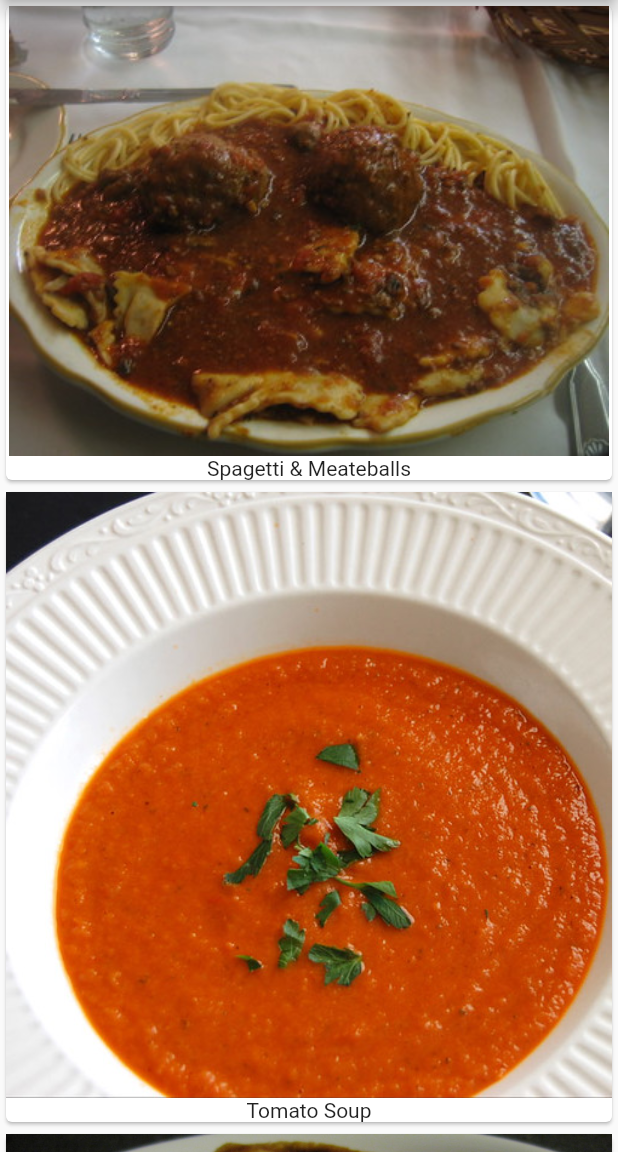
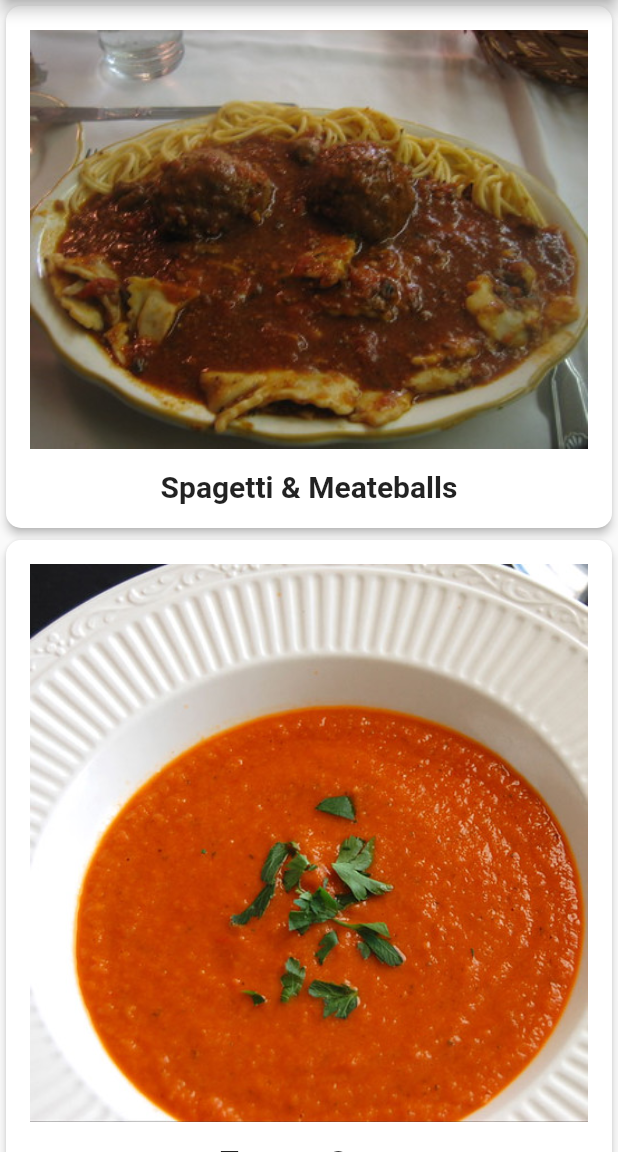
Before and after one commit to DevOpsThinh/recipes, a Flutter app: the screen it shows after launch, on a phone screen of 412 x 824 dp, the part 84-1236 px from its top. Run offline on Flutter 3.47's test engine with Material 2 defaults, Android fonts, the phone set to English and light mode, and no system bars.

Commit message:
Making it look nice

```diff
--- a/lib/main.dart
+++ b/lib/main.dart
@@ -74,15 +74,29 @@ class _MyHomePageState extends State<MyHomePage> {
           itemBuilder: (BuildContext context, int index) {
             Widget buildRecipeCard(Recipe recipe) {
               return Card(
-                child: Column(
-                  children: <Widget>[
-                    Image(image: AssetImage(recipe.imageUrl)),
-                    Text(recipe.label),
+                  elevation: 2.5,
+                  shape: RoundedRectangleBorder(
+                      borderRadius: BorderRadius.circular(10.0)),
+                  child: Padding(
+                    padding: const EdgeInsets.all(16.0),
+                    child: Column(
+                      children: <Widget>[
+                        Image(image: AssetImage(recipe.imageUrl)),
+                        const SizedBox(
+                          height: 14.0,
+                        ),
+                        Text(
+                          recipe.label,
+                          style: const TextStyle(
+                              fontSize: 20.0,
+                              fontWeight: FontWeight.w700,
+                              fontFamily: "Roboto"),
+                        ),
+                      ],
+                    ),
+                  ));
+            }
 
-                  ],
-                ),
-              );
-            }
             return buildRecipeCard(Recipe.samples[index]);
           },
         ),
```
